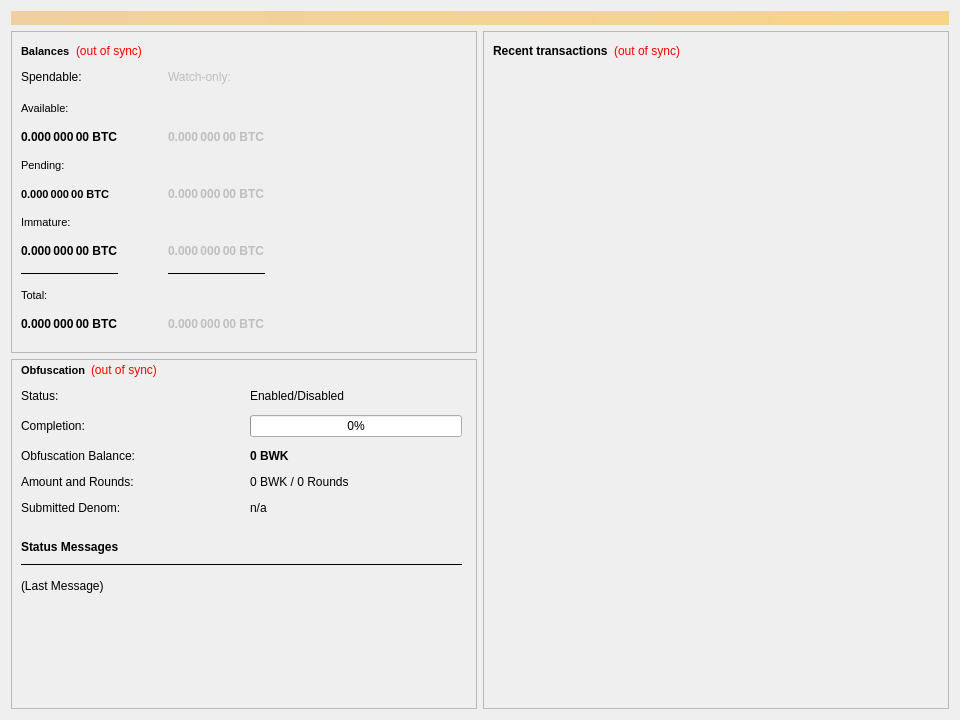
SHTDJ/Bulwark, file src/qt/forms/overviewpage.ui: the form before one commit.
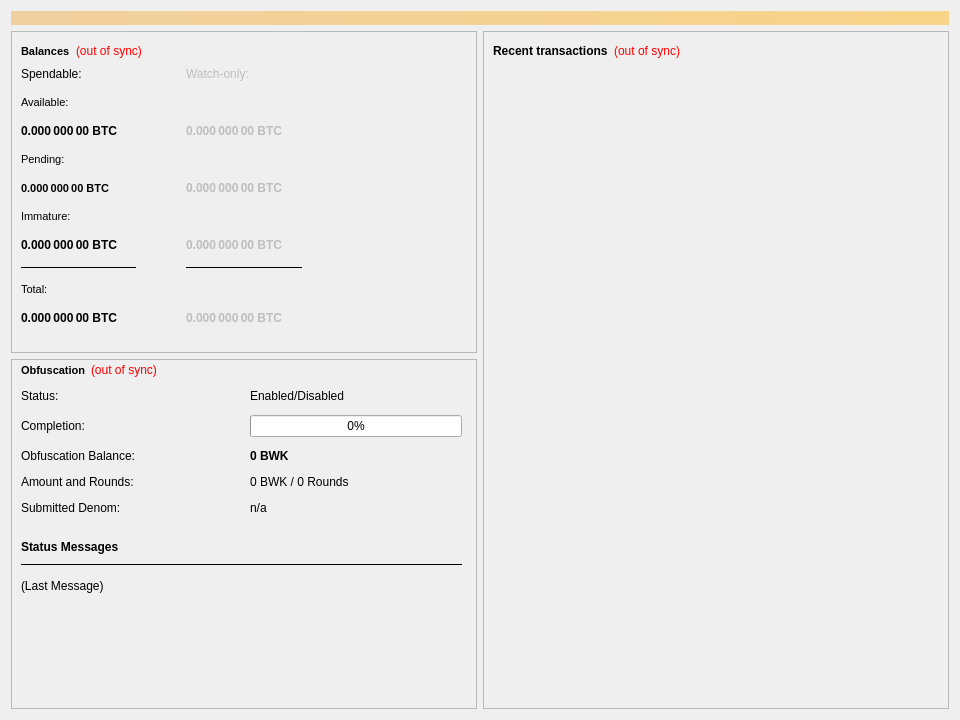
The form after the commit. Custom widgets are drawn as their Qt base class.

Commit message: maybe fixed wrong alignment of labels when watchonly address is imported

```diff
--- a/src/qt/forms/overviewpage.ui
+++ b/src/qt/forms/overviewpage.ui
@@ -323,22 +323,6 @@
               </property>
              </widget>
             </item>
-            <item row="0" column="2">
-             <spacer name="horizontalSpacer_2">
-              <property name="orientation">
-               <enum>Qt::Horizontal</enum>
-              </property>
-              <property name="sizeType">
-               <enum>QSizePolicy::Expanding</enum>
-              </property>
-              <property name="sizeHint" stdset="0">
-               <size>
-                <width>30</width>
-                <height>20</height>
-               </size>
-              </property>
-             </spacer>
-            </item>
             <item row="2" column="1">
              <widget class="QLabel" name="labelWatchAvailable">
               <property name="enabled">
```
The commit also changes 1 other file.
